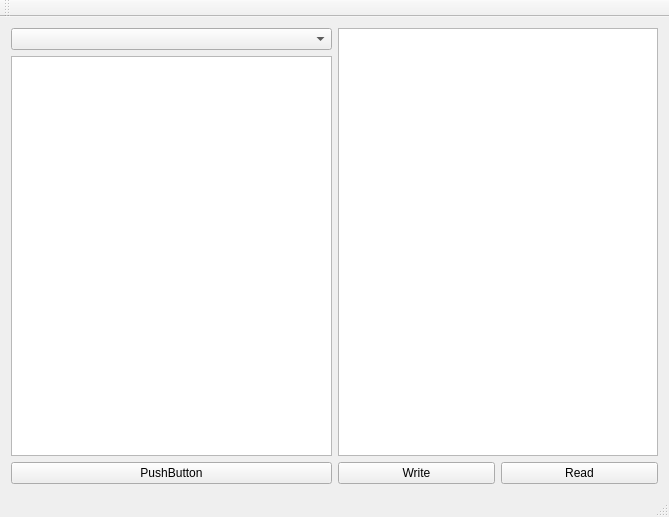
Old version of the form FileIO/FilesIO/mainwindow.ui in the repository ZeroCoolX/Qt_Sandbox.
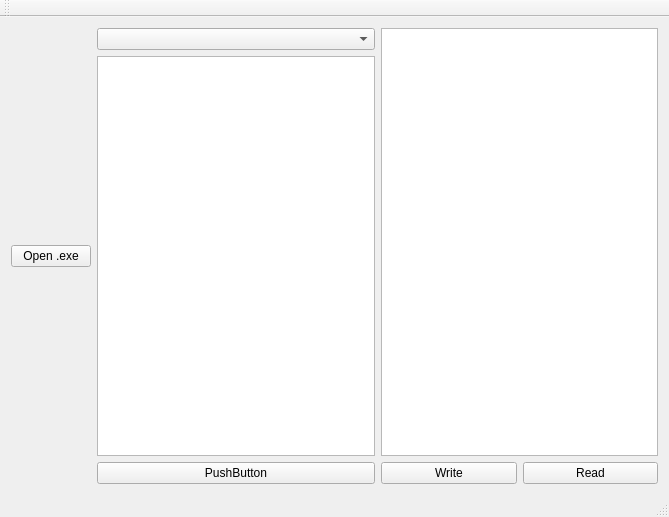
New version of the form.

Commit message: FileIO: Added support to open .exe

What changed in the file:
```diff
--- a/FileIO/FilesIO/mainwindow.ui
+++ b/FileIO/FilesIO/mainwindow.ui
@@ -15,6 +15,13 @@
   </property>
   <widget class="QWidget" name="centralWidget">
    <layout class="QHBoxLayout" name="horizontalLayout_2">
+    <item>
+     <widget class="QPushButton" name="pushButton_5">
+      <property name="text">
+       <string>Open .exe</string>
+      </property>
+     </widget>
+    </item>
     <item>
      <layout class="QVBoxLayout" name="verticalLayout">
       <item>
```
The commit also changes 2 other files.
